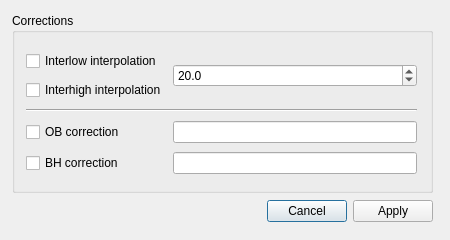
Old version of the form SpidrMpx3Eq/qcstmcorrectionsdialog.ui in the repository navrit/dexter.
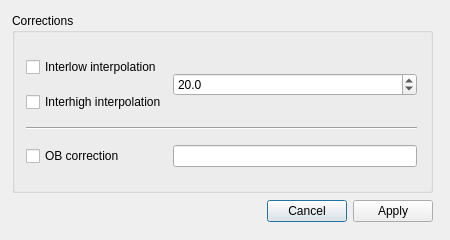
New version of the form.

Diff of the .ui file:
```diff
--- a/SpidrMpx3Eq/qcstmcorrectionsdialog.ui
+++ b/SpidrMpx3Eq/qcstmcorrectionsdialog.ui
@@ -87,22 +87,6 @@
           </property>
          </widget>
         </item>
-        <item row="4" column="0">
-         <widget class="QCheckBox" name="bhcorrCheckbox">
-          <property name="sizePolicy">
-           <sizepolicy hsizetype="Minimum" vsizetype="Fixed">
-            <horstretch>0</horstretch>
-            <verstretch>0</verstretch>
-           </sizepolicy>
-          </property>
-          <property name="toolTip">
-           <string>Beam hardening correction</string>
-          </property>
-          <property name="text">
-           <string>BH correction</string>
-          </property>
-         </widget>
-        </item>
         <item row="2" column="0" colspan="3">
          <widget class="Line" name="line">
           <property name="sizePolicy">
@@ -132,22 +116,6 @@
           </property>
          </widget>
         </item>
-        <item row="4" column="1" colspan="2">
-         <widget class="QLineEdit" name="bhcorrLineEdit">
-          <property name="minimumSize">
-           <size>
-            <width>150</width>
-            <height>0</height>
-           </size>
-          </property>
-          <property name="dragEnabled">
-           <bool>false</bool>
-          </property>
-          <property name="readOnly">
-           <bool>true</bool>
-          </property>
-         </widget>
-        </item>
         <item row="3" column="0">
          <widget class="QCheckBox" name="obcorrCheckbox">
           <property name="sizePolicy">
```
Left out of the diff: 2 changed lines with no effect on the pictures.
